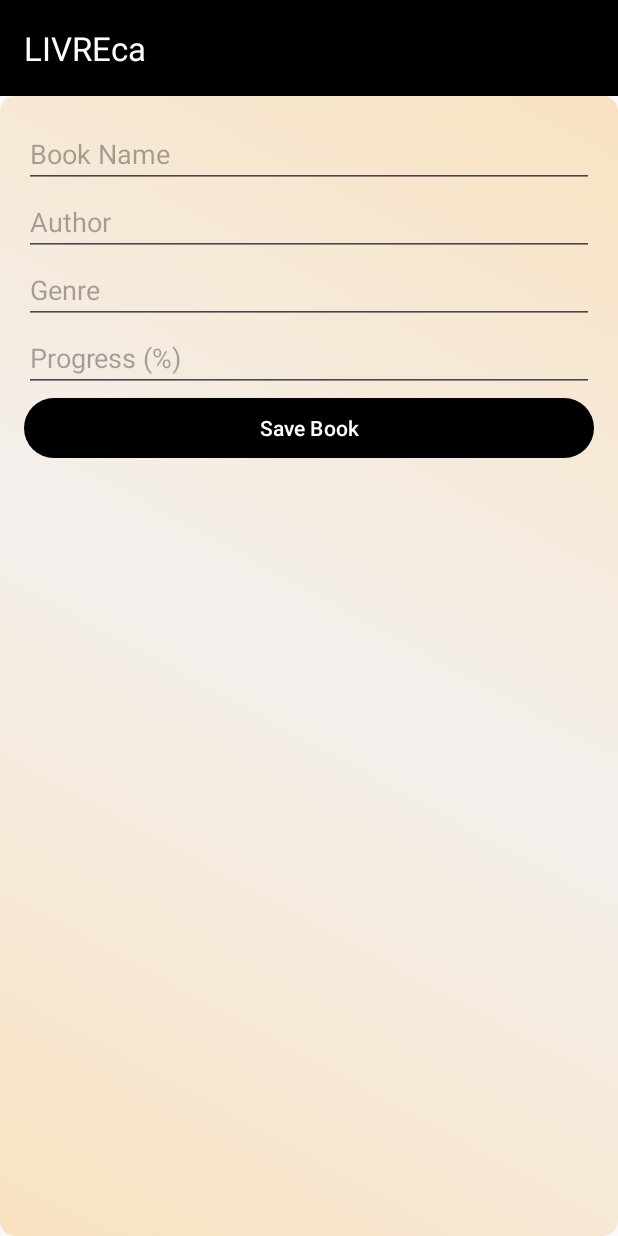
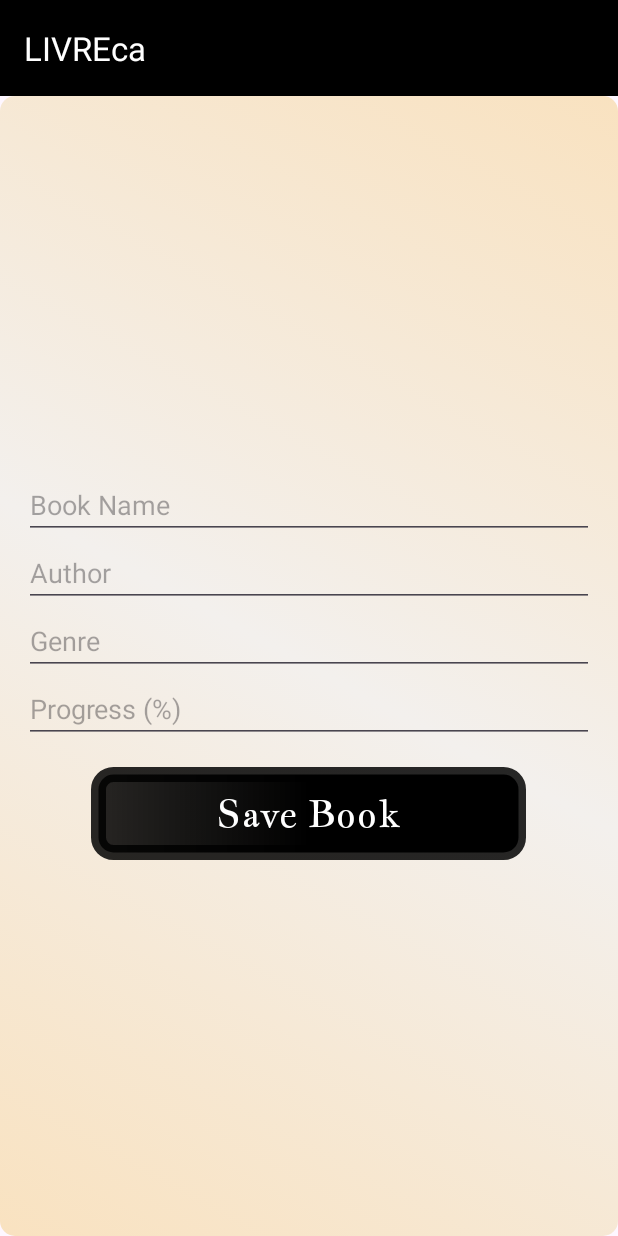
Before and after one commit to Celia-unitbv/LivreCA, an Android app: the fragment AddBookFragment placed in its activity, on a phone screen of 412 x 824 dp. Run offline under Robolectric (Android 15) with nearby library versions, the phone set to English and light mode, and no system bars; our stand-ins replace navigation-ui.

Commit message:
Added drawable selector & color selector

```diff
--- /dev/null
+++ b/Android/app/src/main/res/drawable/button_background.xml
@@ -0,0 +1,5 @@
+<?xml version="1.0" encoding="utf-8"?>
+<selector xmlns:android="http://schemas.android.com/apk/res/android">
+    <item android:state_pressed="true" android:drawable="@drawable/pressed_button" />
+    <item android:drawable="@drawable/normal_button" />
+</selector>
--- /dev/null
+++ b/Android/app/src/main/res/drawable/normal_button.xml
@@ -0,0 +1,8 @@
+<?xml version="1.0" encoding="utf-8"?>
+<shape xmlns:android="http://schemas.android.com/apk/res/android"
+    android:shape="rectangle">
+    <solid android:color="@color/beige" />
+    <stroke android:color="@color/brown" android:width="10dp" />
+    <corners android:radius="10dp" />
+    <gradient android:startColor="@color/beige" android:centerColor="@color/white" android:endColor="@color/brown" android:angle="180" android:type="linear" />
+</shape>
--- /dev/null
+++ b/Android/app/src/main/res/drawable/pressed_button.xml
@@ -0,0 +1,8 @@
+<?xml version="1.0" encoding="utf-8"?>
+<shape xmlns:android="http://schemas.android.com/apk/res/android"
+    android:shape="rectangle">
+    <solid android:color="@color/brown" />
+    <stroke android:color="@color/beige" android:width="10dp" />
+    <corners android:radius="10dp" />
+    <gradient android:startColor="@color/brown" android:centerColor="@color/white" android:endColor="@color/beige" android:angle="180" android:type="linear" />
+</shape>
--- /dev/null
+++ b/Android/app/src/main/res/drawable/text_selector_color.xml
@@ -0,0 +1,6 @@
+<?xml version="1.0" encoding="utf-8"?>
+<selector xmlns:android="http://schemas.android.com/apk/res/android">
+    <item android:state_pressed="true" android:color="@color/black" />
+    <item android:state_focused="true" android:color="@color/brown" />
+    <item android:color="@color/gray" />
+</selector>
--- a/Android/app/src/main/res/layout/fragment_add_book.xml
+++ b/Android/app/src/main/res/layout/fragment_add_book.xml
@@ -4,35 +4,45 @@
     android:layout_height="match_parent"
     android:orientation="vertical"
     android:padding="16dp"
+    android:gravity="center"
     android:background="@drawable/gradient_app_background">
 
     <EditText
         android:id="@+id/et_book_name"
         android:layout_width="match_parent"
         android:layout_height="wrap_content"
+        android:textColor="@drawable/text_selector_color"
         android:hint="Book Name" />
 
     <EditText
         android:id="@+id/et_book_author"
         android:layout_width="match_parent"
         android:layout_height="wrap_content"
+        android:textColor="@drawable/text_selector_color"
         android:hint="Author" />
 
     <EditText
         android:id="@+id/et_book_genre"
         android:layout_width="match_parent"
         android:layout_height="wrap_content"
+        android:textColor="@drawable/text_selector_color"
         android:hint="Genre" />
 
     <EditText
         android:id="@+id/et_book_progress"
         android:layout_width="match_parent"
         android:layout_height="wrap_content"
+        android:textColor="@drawable/text_selector_color"
         android:hint="Progress (%)" />
 
     <Button
         android:id="@+id/btn_save_book"
-        android:layout_width="match_parent"
+        android:layout_width="290dp"
         android:layout_height="wrap_content"
+        android:layout_marginTop="16dp"
+        android:background="@drawable/button_background"
+        android:fontFamily="@font/jacques_francois"
+        android:padding="10dp"
+        android:textSize="25sp"
         android:text="Save Book" />
 </LinearLayout>
--- a/Android/app/src/main/res/layout/fragment_book_list.xml
+++ b/Android/app/src/main/res/layout/fragment_book_list.xml
@@ -18,7 +18,7 @@
         android:layout_width="180dp"
         android:layout_height="wrap_content"
         android:layout_marginTop="16dp"
-        android:background="@drawable/gradient_text_button"
+        android:background="@drawable/button_background"
         android:fontFamily="@font/jacques_francois"
         android:padding="10dp"
         android:textSize="20dp"
--- a/Android/app/src/main/res/layout/fragment_login.xml
+++ b/Android/app/src/main/res/layout/fragment_login.xml
@@ -25,6 +25,7 @@
         android:hint="@string/username"
         android:fontFamily="@font/jacques_francois"
         android:textSize="20sp"
+        android:textColor="@drawable/text_selector_color"
         android:inputType="text"
         android:autofillHints="" />
 
@@ -34,6 +35,8 @@
         android:layout_height="wrap_content"
         android:fontFamily="@font/jacques_francois"
         android:textSize="20sp"
+        android:textColor="@drawable/text_selector_color"
+
         android:hint="@string/password"
         android:inputType="textPassword"
         android:autofillHints="" />
@@ -43,7 +46,7 @@
         android:layout_width="290dp"
         android:layout_height="wrap_content"
         android:layout_marginTop="16dp"
-        android:background="@drawable/gradient_text_button"
+        android:background="@drawable/button_background"
         android:fontFamily="@font/jacques_francois"
         android:padding="10dp"
         android:textSize="25sp"
--- a/Android/app/src/main/res/layout/fragment_register.xml
+++ b/Android/app/src/main/res/layout/fragment_register.xml
@@ -24,6 +24,7 @@
         android:layout_height="wrap_content"
         android:fontFamily="@font/jacques_francois"
         android:textSize="20sp"
+        android:textColor="@drawable/text_selector_color"
         android:hint="@string/username"
         android:inputType="text" />
 
@@ -34,6 +35,7 @@
         android:fontFamily="@font/jacques_francois"
         android:hint="@string/password"
         android:textSize="20sp"
+        android:textColor="@drawable/text_selector_color"
         android:inputType="textPassword" />
 
     <Button
@@ -41,7 +43,7 @@
         android:layout_width="290dp"
         android:layout_height="wrap_content"
         android:layout_marginTop="16dp"
-        android:background="@drawable/gradient_text_button"
+        android:background="@drawable/button_background"
         android:fontFamily="@font/jacques_francois"
         android:padding="10dp"
         android:textSize="25sp"
--- a/Android/app/src/main/res/layout/fragment_start.xml
+++ b/Android/app/src/main/res/layout/fragment_start.xml
@@ -34,7 +34,7 @@
         android:layout_width="291dp"
         android:layout_height="wrap_content"
         android:layout_marginTop="32dp"
-        android:background="@drawable/gradient_text_button"
+        android:background="@drawable/button_background"
         android:fontFamily="@font/jacques_francois"
         android:padding="10dp"
         android:textSize="25sp"
@@ -46,7 +46,7 @@
         android:layout_width="290dp"
         android:layout_height="wrap_content"
         android:layout_marginTop="16dp"
-        android:background="@drawable/gradient_text_button"
+        android:background="@drawable/button_background"
         android:fontFamily="@font/jacques_francois"
         android:padding="10dp"
         android:textSize="25sp"
--- a/Android/app/src/main/res/values/colors.xml
+++ b/Android/app/src/main/res/values/colors.xml
@@ -6,4 +6,5 @@
     <color name="brown">#D751291C</color>
     <color name="dirty_white">#F3F0ED</color>
     <color name="dirty_beige">#FADBBE</color>
+    <color name="gray">#808080</color>
 </resources>
```
Also changed, not shown: Android/app/src/main/res/drawable/gradient_text_button.xml (deleted, +0 -11 lines).
